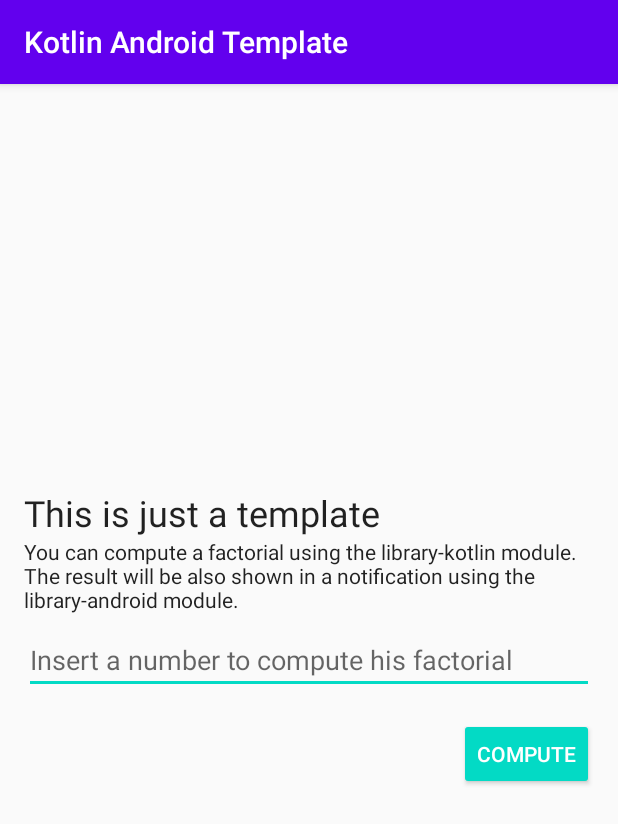
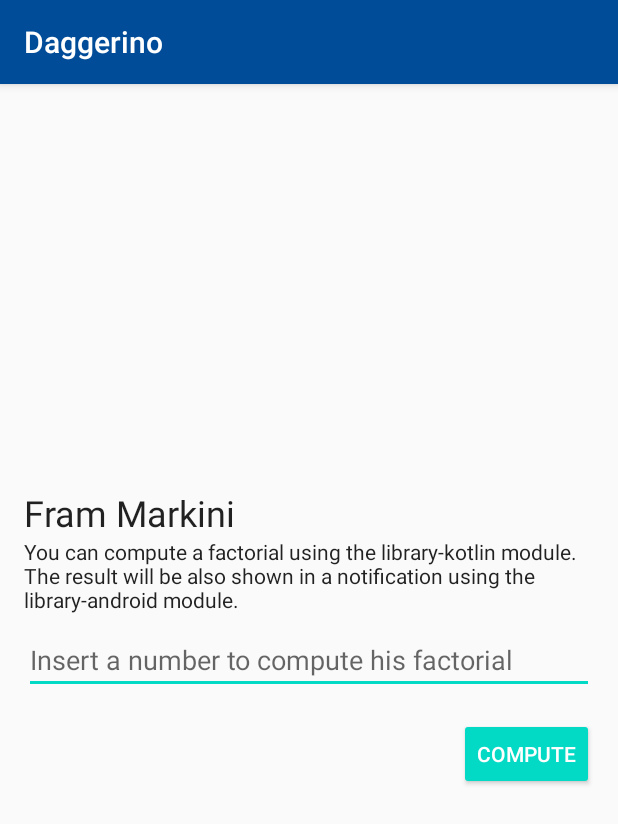
Before and after one commit to markini/Daggerino, an Android app: the screen it shows after launch (MainActivity), on a phone screen of 412 x 824 dp. Shown: the top 824 px of the screen. Run offline under Robolectric (Android 15) with nearby library versions, the phone set to English and light mode, and no system bars.

```diff
--- a/app/src/main/res/values/colors.xml
+++ b/app/src/main/res/values/colors.xml
@@ -1,6 +1,6 @@
 <?xml version="1.0" encoding="utf-8"?>
 <resources>
-    <color name="colorPrimary">#6200EE</color>
-    <color name="colorPrimaryDark">#3700B3</color>
+    <color name="colorPrimary">#004C99</color>
+    <color name="colorPrimaryDark">#003366</color>
     <color name="colorAccent">#03DAC5</color>
 </resources>
--- a/app/src/main/res/values/strings.xml
+++ b/app/src/main/res/values/strings.xml
@@ -1,6 +1,6 @@
 <resources>
-    <string name="app_name">Kotlin Android Template</string>
-    <string name="title">This is just a template</string>
+    <string name="app_name">Daggerino</string>
+    <string name="title">Fram Markini</string>
     <string name="description">You can compute a factorial using the library-kotlin module. The result will be also shown in a notification using the library-android module.</string>
     <string name="factorial_hint">Insert a number to compute his factorial</string>
     <string name="compute">Compute</string>
```
Also changed, not shown: app/build.gradle.kts (+14 -0 lines), 1 other file.
